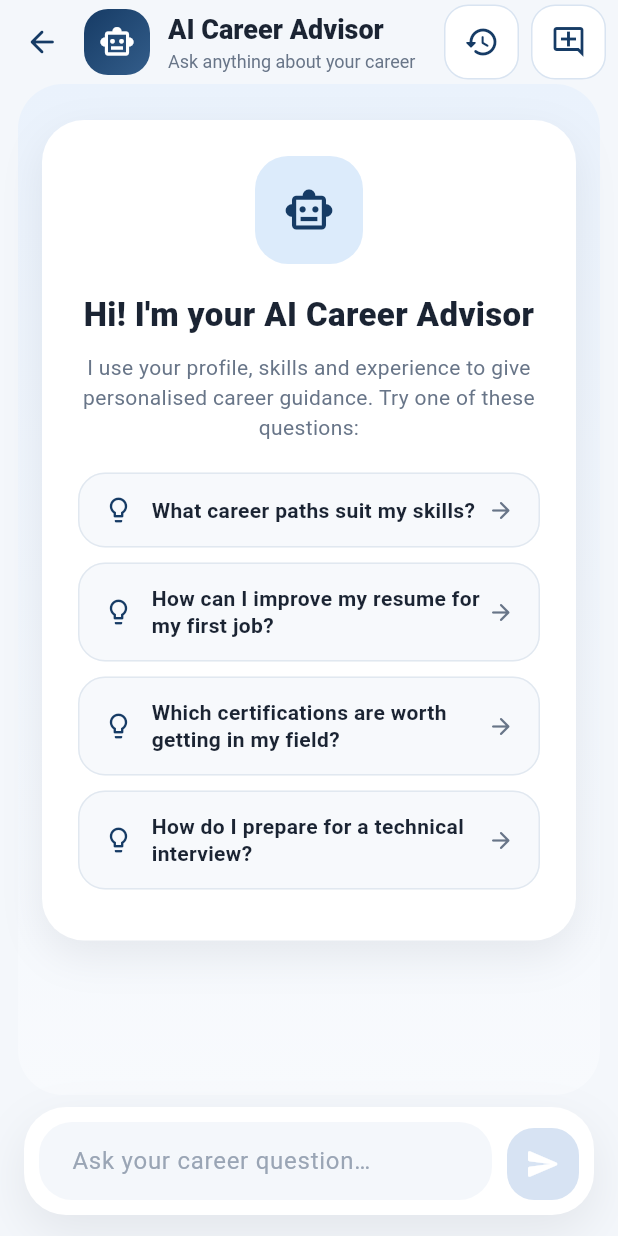
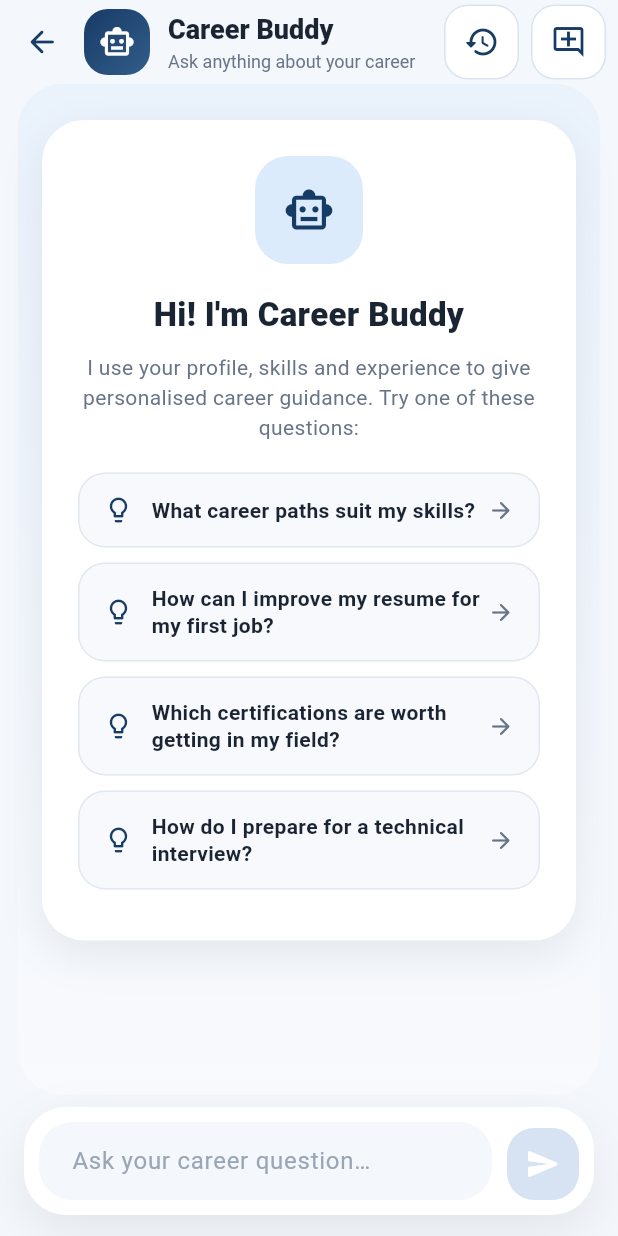
Before and after one commit to FattSiong/mad_job_recruitment_system, a Flutter app: the AiCareerAdvisorScreen screen opened directly, on a phone screen of 412 x 824 dp. Run offline on Flutter 3.47's test engine with Material 3 defaults, Android fonts, the phone set to English and light mode, and no system bars; our stand-ins replace audioplayers, cached_network_image, camera, file_picker, firebase_core, firebase_messaging and 15 more; missing offline and left inert: agora_rtc_engine, flutter_stripe, google_mlkit_face_detection, mobile_scanner, record, syncfusion_flutter_pdf and 1 more; accounts and stored records are empty; network calls fail.

Commit message:
rename AI Career Advisor to Career Buddy
- Tile, chat title, welcome text, reply label and typing text say "Career Buddy"
- Error messages in the app and the career-advisor edge function updated
- Edge function system prompt now names the assistant "Career Buddy"

```diff
--- a/lib/modules/job_seeker/controllers/career_advisor_controller.dart
+++ b/lib/modules/job_seeker/controllers/career_advisor_controller.dart
@@ -64,7 +64,7 @@ class CareerAdvisorController extends ChangeNotifier with SafeNotifier {
   Future<String?> openConversation(String conversationID, {String? title}) async {
     // While a reply is on its way it belongs to the open conversation: switching
     // now would put that reply (and the next question) in the wrong chat.
-    if (_isSending) return 'Please wait for the advisor to reply first.';
+    if (_isSending) return 'Please wait for Career Buddy to reply first.';
     final request = ++_historyRequest;
     _isLoadingHistory = true;
     _conversationID = conversationID;
@@ -107,7 +107,7 @@ class CareerAdvisorController extends ChangeNotifier with SafeNotifier {
     if (_isSending || _isLoadingHistory) return;
     final question = text.trim();
     if (question.isEmpty) {
-      throw AdvisorException('empty_message', 'Please enter a question for the advisor.');
+      throw AdvisorException('empty_message', 'Please enter a question for Career Buddy.');
     }
 
     final pending = AdvisorMessageModel.pending(question);
@@ -152,7 +152,7 @@ class CareerAdvisorController extends ChangeNotifier with SafeNotifier {
     if (text.isEmpty) {
       throw AdvisorException(
         'empty_message',
-        'Please enter a question for the advisor.',
+        'Please enter a question for Career Buddy.',
       );
     }
     if (text.length > maxMessageLength) {
@@ -199,7 +199,7 @@ class CareerAdvisorController extends ChangeNotifier with SafeNotifier {
   }
 
   static const String _unavailableMessage =
-      'The AI Advisor is currently unavailable. Please try again later.';
+      'Career Buddy is currently unavailable. Please try again later.';
 
   /// Past conversations, newest first. Throws [DataLoadException].
   Future<List<AdvisorConversationModel>> fetchConversations() async {
--- a/lib/modules/job_seeker/screens/ai_career_advisor_screen.dart
+++ b/lib/modules/job_seeker/screens/career_advisor_screen.dart
@@ -101,7 +101,7 @@ class _AiCareerAdvisorScreenState extends State<AiCareerAdvisorScreen> {
     if (text.isEmpty) {
       SnackBarHelper.showStyled(
         context,
-        message: 'Please enter a question for the advisor.',
+        message: 'Please enter a question for Career Buddy.',
         icon: Icons.info_outline_rounded,
         accentColor: AppColors.primary,
       );
@@ -237,7 +237,7 @@ class _AiCareerAdvisorScreenState extends State<AiCareerAdvisorScreen> {
               crossAxisAlignment: CrossAxisAlignment.start,
               children: [
                 const Text(
-                  'AI Career Advisor',
+                  'Career Buddy',
                   maxLines: 1,
                   overflow: TextOverflow.ellipsis,
                   style: TextStyle(
@@ -357,7 +357,7 @@ class _AiCareerAdvisorScreenState extends State<AiCareerAdvisorScreen> {
             ),
             const SizedBox(height: 18),
             const Text(
-              'Hi! I\'m your AI Career Advisor',
+              'Hi! I\'m Career Buddy',
               textAlign: TextAlign.center,
               style: TextStyle(
                 fontSize: 22,
@@ -458,7 +458,7 @@ class _AiCareerAdvisorScreenState extends State<AiCareerAdvisorScreen> {
                     textCapitalization: TextCapitalization.sentences,
                     decoration: InputDecoration(
                       hintText: _isSending
-                          ? 'Advisor is replying…'
+                          ? 'Career Buddy is replying…'
                           : 'Ask your career question…',
                       hintStyle: const TextStyle(color: AppColors.textHint),
                       contentPadding: const EdgeInsets.symmetric(
--- a/lib/modules/job_seeker/widgets/career_advisor/advisor_chat_widgets.dart
+++ b/lib/modules/job_seeker/widgets/career_advisor/advisor_chat_widgets.dart
@@ -40,7 +40,7 @@ class AdvisorMessageBubble extends StatelessWidget {
                   Icon(Icons.smart_toy_outlined, size: 14, color: AppColors.primary),
                   SizedBox(width: 6),
                   Text(
-                    'AI Advisor',
+                    'Career Buddy',
                     style: TextStyle(
                       fontSize: 12,
                       fontWeight: FontWeight.w700,
@@ -128,7 +128,7 @@ class AdvisorTypingBubble extends StatelessWidget {
             ButtonSpinner(size: 16, color: AppColors.primary),
             SizedBox(width: 10),
             Text(
-              'Advisor is thinking…',
+              'Career Buddy is thinking…',
               style: TextStyle(color: AppColors.textMuted, fontSize: 14),
             ),
           ],
--- a/lib/modules/job_seeker/widgets/profile/career_tools_grid.dart
+++ b/lib/modules/job_seeker/widgets/profile/career_tools_grid.dart
@@ -1,7 +1,7 @@
 import 'package:flutter/material.dart';
 
 import '../../../../core/theme/app_colors.dart';
-import '../../screens/ai_career_advisor_screen.dart';
+import '../../screens/career_advisor_screen.dart';
 import '../../screens/guidance_reports_screen.dart';
 import '../../screens/mock_interview_setup_screen.dart';
 import '../../screens/skill_gap_analysis_screen.dart';
@@ -19,7 +19,7 @@ class CareerToolsGrid extends StatelessWidget {
             Expanded(
               child: _ToolTile(
                 icon: Icons.smart_toy_outlined,
-                label: 'AI Career Advisor',
+                label: 'Career Buddy',
                 color: AppColors.primary,
                 screen: AiCareerAdvisorScreen(),
               ),
--- a/lib/modules/job_seeker/widgets/profile/profile_resume_card.dart
+++ b/lib/modules/job_seeker/widgets/profile/profile_resume_card.dart
@@ -4,7 +4,7 @@ import '../../../../core/theme/app_colors.dart';
 import '../../../../core/utils/file_picker_helper.dart';
 import '../../../../core/utils/file_preview_helper.dart';
 import '../../../../shared_widgets/surface_card.dart';
-import '../../screens/ai_resume_assistant_screen.dart';
+import '../../screens/resume_assistant_screen.dart';
 import '../../screens/build_resume_screen.dart';
 import '../../../../core/theme/app_button_styles.dart';
 
```
Also changed, not shown: lib/modules/job_seeker/screens/resume_assistant_screen.dart (renamed from lib/modules/job_seeker/screens/ai_resume_assistant_screen.dart), 1 other file.
